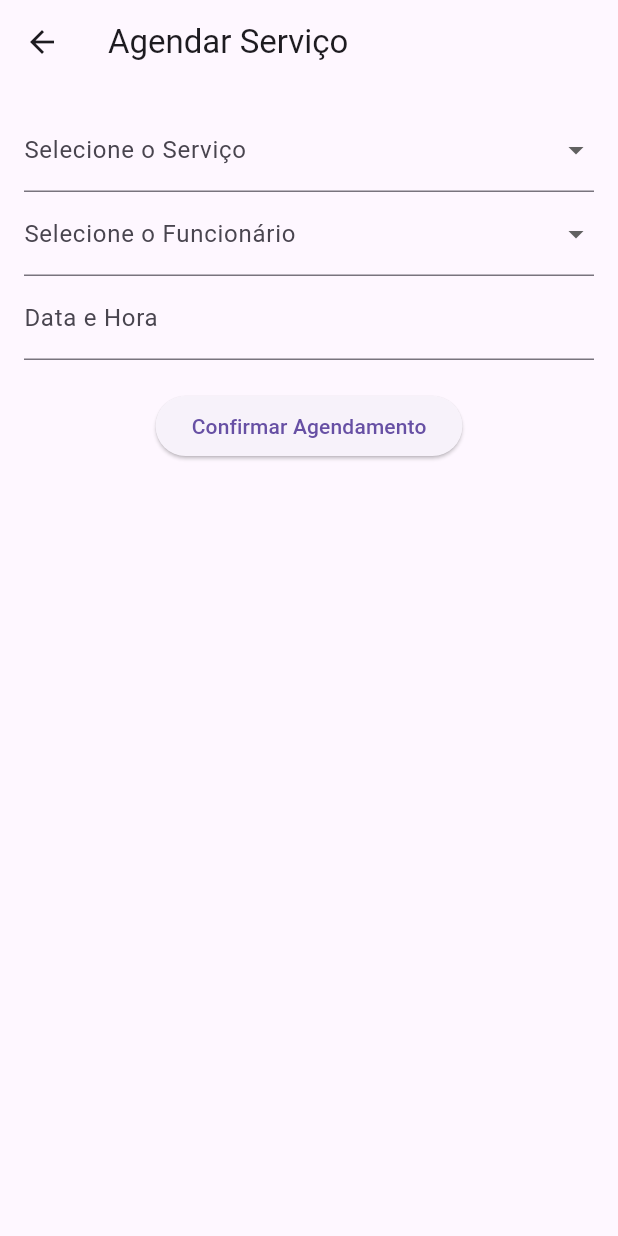
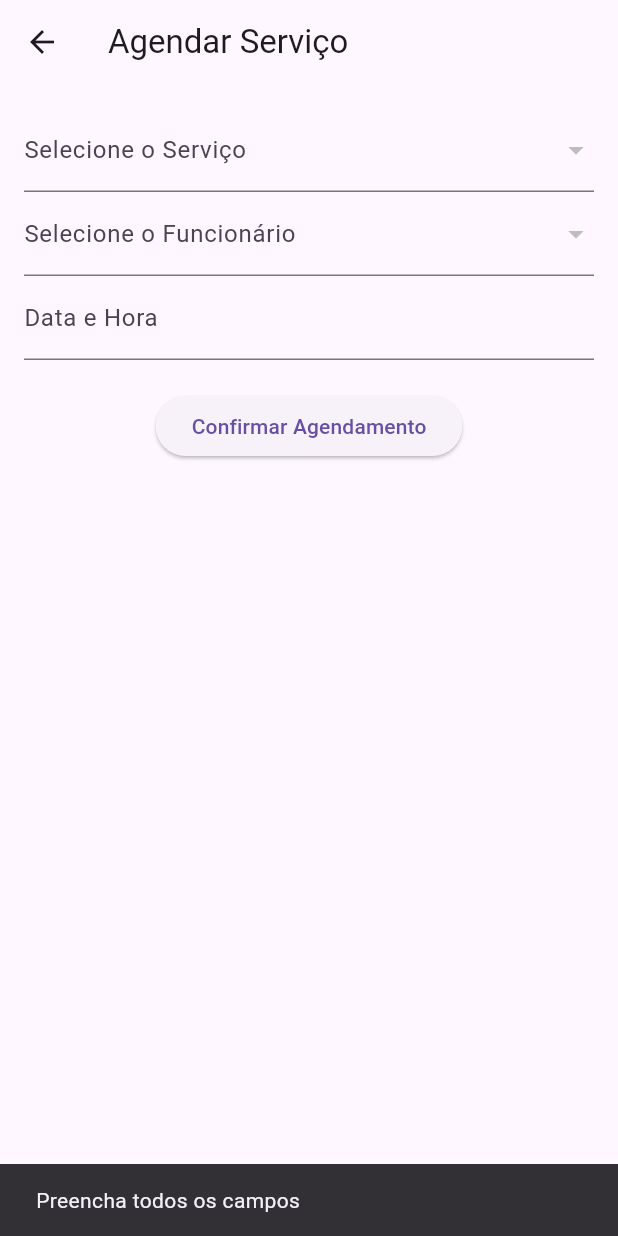
Before and after one commit to MatthSolon/ybarber, a Flutter app: the AgendamentoPage screen opened by its route, after a tap on "Confirmar Agendamento", on a phone screen of 412 x 824 dp. Run offline on Flutter 3.47's test engine with Material 3 defaults, Android fonts, the phone set to English and light mode, and no system bars; our stand-ins replace cloud_firestore, firebase_auth, firebase_core; accounts and stored records are empty.

Commit message:
colocado as funções como objeto

```diff
--- a/lib/models/Services.dart
+++ b/lib/models/Services.dart
@@ -18,7 +18,7 @@ class ServiceModel {
       id: documentId,
       nome: data['nome'],
       preco: data['preco'],
-      tempo: data['tempo'],
+      tempo: data['tempo'].toString(),
 
     );
   }
--- a/lib/screens/Agendamento_screen.dart
+++ b/lib/screens/Agendamento_screen.dart
@@ -1,41 +1,170 @@
+import 'package:cloud_firestore/cloud_firestore.dart';
+import 'package:firebase_auth/firebase_auth.dart';
 import 'package:flutter/material.dart';
+import 'package:intl/intl.dart';
+import 'package:ybarber/models/Appointment.dart';
+import 'package:ybarber/models/Services.dart';
+import 'package:ybarber/models/Users.dart';
 
-class AgendamentoPage extends StatelessWidget {
+class AgendamentoPage extends StatefulWidget {
   const AgendamentoPage({super.key});
+
+  @override
+  _AgendamentoPageState createState() => _AgendamentoPageState();
+}
+
+class _AgendamentoPageState extends State<AgendamentoPage> {
+  final _dateController = TextEditingController();
+  String? _selectedService;
+  String? _selectFuncionario;
+  DateTime? _selectedDate;
+  bool _isLoading = true;
+
+  List<ServiceModel> _services = [];
+  List<UsersModel> _Funcionarios = [];
+
+  @override
+  void initState() {
+    super.initState();
+    _buscarServicosEFuncionarios();
+  }
+
+  Future<void> _buscarServicosEFuncionarios() async {
+    try {
+
+        QuerySnapshot serviceSnapshot =
+          await FirebaseFirestore.instance.collection('Servicos').get();
+      _services = serviceSnapshot.docs
+          .map((doc) => ServiceModel.fromMap(doc.data() as Map<String, dynamic>, doc.id))
+          .toList();
+
+
+      QuerySnapshot employeeSnapshot = await FirebaseFirestore.instance
+          .collection('usuarios')
+          .where('tipo', isEqualTo: 'funcionario')
+          .get();
+
+      _Funcionarios = employeeSnapshot.docs
+          .map((doc) => UsersModel.fromMap(doc.data() as Map<String, dynamic>, doc.id))
+          .toList();
+
+      setState(() {
+        _isLoading = false;
+      });
+    } catch (e) {
+      print('Erro ao buscar serviços e funcionários: $e');
+    }
+  }
+
+  Future<void> _confirmarAgendamento() async {
+    if (_selectedService == null ||
+        _selectFuncionario == null ||
+        _selectedDate == null) {
+      ScaffoldMessenger.of(context).showSnackBar(
+        const SnackBar(content: Text('Preencha todos os campos')),
+      );
+      return;
+    }
+
+    try {
+      final user = FirebaseAuth.instance.currentUser;
+      if (user != null) {
+        final newAppointment = AppointmentModel(
+          id: '',
+          isConfirmed: false,
+          date: _selectedDate!,
+          serviceId: _selectedService!,
+          userId: user.uid,
+        );
+
+        await FirebaseFirestore.instance
+            .collection('agendamentos')
+            .add(newAppointment.toMap());
+
+        ScaffoldMessenger.of(context).showSnackBar(
+          const SnackBar(content: Text('Agendamento confirmado com sucesso!')),
+        );
+      }
+    } catch (e) {
+      print('Erro ao confirmar agendamento: $e');
+      ScaffoldMessenger.of(context).showSnackBar(
+        SnackBar(content: Text('Erro ao confirmar agendamento: $e')),
+      );
+    }
+  }
 
   @override
   Widget build(BuildContext context) {
     return Scaffold(
       appBar: AppBar(title: const Text("Agendar Serviço")),
-      body: Padding(
+      body: _isLoading
+          ? const Center(child: CircularProgressIndicator())
+          : Padding(
               padding: const EdgeInsets.all(16.0),
               child: Column(
                 children: [
-            DropdownButtonFormField(
-              decoration: const InputDecoration(labelText: "Selecione o Serviço"),
-              items: const [
-                DropdownMenuItem(value: "corte", child: Text("Corte de Cabelo")),
-                DropdownMenuItem(value: "manicure", child: Text("Manicure")),
-              ],
-              onChanged: (value) {},
+                  DropdownButtonFormField<String>(
+                    decoration:
+                        const InputDecoration(labelText: "Selecione o Serviço"),
+                    items: _services.map((service) {
+                      return DropdownMenuItem<String>(
+                        value: service.id,
+                        child: Text(service.nome),
+                      );
+                    }).toList(),
+                    onChanged: (value) {
+                      setState(() {
+                        _selectedService = value;
+                      });
+                    },
                   ),
-            DropdownButtonFormField(
-              decoration: const InputDecoration(labelText: "Selecione o Funcionário"),
-              items: const [
-                DropdownMenuItem(value: "maria", child: Text("Maria")),
-                DropdownMenuItem(value: "joao", child: Text("João")),
-              ],
-              onChanged: (value) {},
+                  DropdownButtonFormField<String>(
+                    decoration: const InputDecoration(
+                        labelText: "Selecione o Funcionário"),
+                    items: _Funcionarios.map((employee) {
+                      return DropdownMenuItem<String>(
+                        value: employee.id,
+                        child: Text(employee.nome),
+                      );
+                    }).toList(),
+                    onChanged: (value) {
+                      setState(() {
+                        _selectFuncionario = value;
+                      });
+                    },
                   ),
                   TextField(
-              decoration: const InputDecoration(labelText: "Data e Hora"),
-              onTap: () {
-                // Implemente um seletor de data/hora
+                    controller: _dateController,
+                    decoration:
+                        const InputDecoration(labelText: "Data e Hora"),
+                    onTap: () async {
+                      DateTime? pickedDate = await showDatePicker(
+                        context: context,
+                        initialDate: DateTime.now(),
+                        firstDate: DateTime.now(),
+                        lastDate: DateTime(2101),
+                      );
+
+                      if (pickedDate != null) {
+                        TimeOfDay? pickedTime = await showTimePicker(
+                          context: context,
+                          initialTime: TimeOfDay.now(),
+                        );
+
+                        if (pickedTime != null) {
+                          setState(() {
+                            _selectedDate = DateTime(pickedDate.year,
+                                pickedDate.month, pickedDate.day, pickedTime.hour, pickedTime.minute);
+                            _dateController.text = DateFormat('yyyy-MM-dd HH:mm')
+                                .format(_selectedDate!);
+                          });
+                        }
+                      }
                     },
                   ),
                   const SizedBox(height: 20),
                   ElevatedButton(
-              onPressed: () {},
+                    onPressed: _confirmarAgendamento,
                     child: const Text("Confirmar Agendamento"),
                   ),
                 ],
--- a/lib/screens/Cadastro_screen.dart
+++ b/lib/screens/Cadastro_screen.dart
@@ -34,7 +34,6 @@ class CadastroPage extends StatelessWidget {
           id: usuario.uid,
           email: email,
           nome: nome,
-          senha: senha,
           telefone: telefone,
           tipo: 'cliente',
           isAvailable: true,
--- a/pubspec.yaml
+++ b/pubspec.yaml
@@ -38,6 +38,7 @@ dependencies:
   firebase_core: ^3.4.0
   cloud_firestore: ^5.4.0
   firebase_auth: ^5.2.0
+  intl: ^0.19.0
 
 dev_dependencies:
   flutter_test:
```
Also changed, not shown: lib/screens/Configuracao_screen.dart (+51 -31 lines), lib/screens/Login_screen.dart (+4 -3 lines), pubspec.lock. Lines whose indentation alone changed are shown as unchanged.
